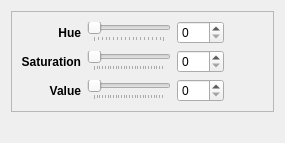
Before: the Qt Designer form Qt/lib2/widgets/show_hsv_color/src/ui/show_hsv_color.ui in RinatB2017/mega_GIT, drawn with Qt 5.
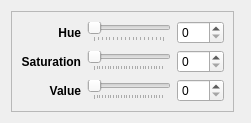
After: the same form once the commit is applied. Custom widgets are drawn as their Qt base class.

What changed in the file:
```diff
--- a/Qt/lib2/widgets/show_hsv_color/src/ui/show_hsv_color.ui
+++ b/Qt/lib2/widgets/show_hsv_color/src/ui/show_hsv_color.ui
@@ -2,11 +2,11 @@
 <ui version="4.0">
  <class>Show_HSV_color</class>
  <widget class="QWidget" name="Show_HSV_color">
-  <layout class="QVBoxLayout" name="verticalLayout">
+  <layout class="QHBoxLayout" name="horizontalLayout">
    <item>
     <widget class="QFrame" name="frame">
      <property name="sizePolicy">
-      <sizepolicy hsizetype="Preferred" vsizetype="Fixed">
+      <sizepolicy hsizetype="Fixed" vsizetype="Fixed">
        <horstretch>0</horstretch>
        <verstretch>0</verstretch>
       </sizepolicy>
@@ -130,34 +130,22 @@
         </item>
        </layout>
       </item>
-      <item>
-       <spacer name="horizontalSpacer">
-        <property name="orientation">
-         <enum>Qt::Horizontal</enum>
-        </property>
-        <property name="sizeHint" stdset="0">
-         <size>
-          <width>40</width>
-          <height>20</height>
-         </size>
-        </property>
-       </spacer>
-      </item>
      </layout>
     </widget>
    </item>
    <item>
-    <widget class="QLabel" name="color_label">
-     <property name="sizePolicy">
-      <sizepolicy hsizetype="Expanding" vsizetype="Preferred">
-       <horstretch>0</horstretch>
-       <verstretch>0</verstretch>
-      </sizepolicy>
-     </property>
-    </widget>
+    <widget class="Color_widget" name="color_widget" native="true"/>
    </item>
   </layout>
  </widget>
+ <customwidgets>
+  <customwidget>
+   <class>Color_widget</class>
+   <extends>QWidget</extends>
+   <header>color_widget.hpp</header>
+   <container>1</container>
+  </customwidget>
+ </customwidgets>
  <resources/>
  <connections/>
 </ui>
```
